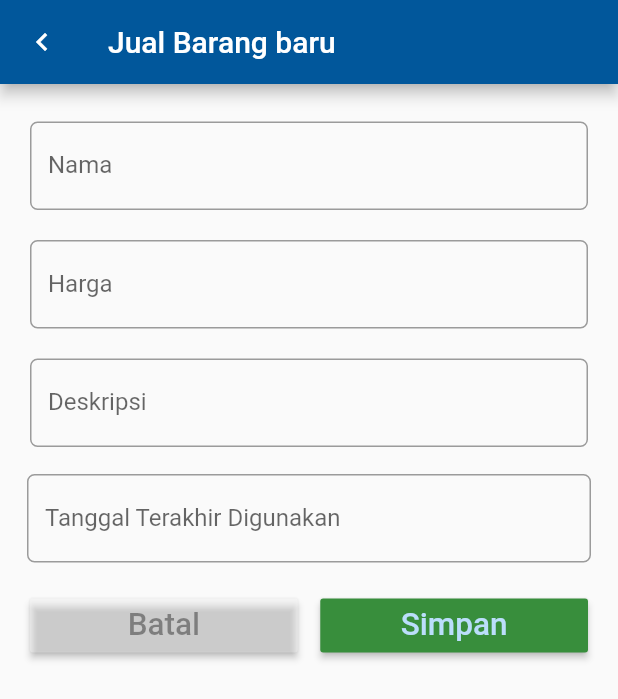
After one commit to Dwiutamaa/Latihan2, a Flutter app: the Home screen opened directly, after a tap on the "add shopping cart" icon, on a phone screen of 412 x 824 dp. The commit adds this screen. Shown: the top 699 px of the screen. Run offline on Flutter 3.47's test engine with Material 2 defaults, Android fonts, the phone set to English and light mode, and no system bars; drawn by our look-alikes of datetime_picker_formfield; our stand-ins replace sqflite; missing offline and left inert: dart:html; accounts and stored records are empty.

Commit message:
Add files via upload

```diff
--- a/lib/drawer_app.dart
+++ b/lib/drawer_app.dart
@@ -1,3 +1,5 @@
+import 'dart:html';
+
 import 'package:flutter/material.dart';
 import 'detail_about.dart'as detail;
 
@@ -37,7 +39,7 @@ class Menudrawer extends StatelessWidget {
                 builder: (BuildContext context) => detail.DetailMenu(
                   nama: "Tentang Aplikasi Penjualan Minuman",
                   deskripsi:
-                       "Aplikasi ini berfungsi sebagai media yang mempermudah pengguna dalam memilih, maupum memesan hotel, dengan menampilkan rating dan lokasi hotel-hotel didalam apliksai ini",
+                      "Lorem Ipsum is simply dummy text of the printing and typesetting industry. Lorem Ipsum has been the industry's standard dummy text ever since the 1500s, when an unknown printer took a galley of type and scrambled it to make a type specimen book. It has survived not only five centuries, but also the leap into electronic typesetting, remaining essentially unchanged. It was popularised in the 1960s with the release of Letraset sheets containing Lorem Ipsum passages, and more recently with desktop publishing software like Aldus PageMaker including versions of Lorem Ipsum. ",
                   gambar: "about.png",
                 ),
               ));
--- a/lib/main.dart
+++ b/lib/main.dart
@@ -43,7 +43,7 @@ class _MyAppState extends State<MyApp> with SingleTickerProviderStateMixin {
       bottomNavigationBar: new Material(
         color: Colors.lightBlue[900],
         child: new TabBar(controller: controller, tabs: <Widget>[
-          // widget tabs dapat mengisi isi tabsnya
+          // widget tabs biar bisa ngisiin isi tabnya
           new Tab(icon: new Icon(Icons.menu)),
         ]),
       ),
--- /dev/null
+++ b/lib/models/penjualan.dart
@@ -0,0 +1,47 @@
+class Penjualan {
+  Penjualan(this._nama, this._keterangan, this._tanggal, this._jumlah);
+
+  int _id;
+  String _nama, _keterangan, _tanggal;
+  String _jumlah;
+
+  Penjualan.fromMap(Map<String, dynamic> map) {
+    this._id = map['id'];
+    this._nama = map['nama'].toString();
+    this._keterangan = map['keterangan'].toString();
+    this._tanggal = map['tanggal'].toString();
+    this._jumlah = map['jumlah'].toString();
+  }
+
+  int get id => _id;
+  String get nama => _nama;
+  String get keterangan => _keterangan;
+  String get tanggal => _tanggal;
+  String get jumlah => _jumlah;
+
+  set nama(String value) {
+    _nama = value;
+  }
+
+  set keterangan(String value) {
+    _keterangan = value;
+  }
+
+  set tanggal(String value) {
+    _tanggal = value;
+  }
+
+  set jumlah(String value) {
+    _jumlah = value;
+  }
+
+  Map<String, dynamic> toMap() {
+    Map<String, dynamic> map = Map<String, dynamic>();
+    map['id'] = this._id;
+    map['nama'] = nama;
+    map['keterangan'] = keterangan;
+    map['tanggal'] = tanggal;
+    map['jumlah'] = jumlah;
+    return map;
+  }
+}
--- /dev/null
+++ b/lib/ui/home.dart
@@ -0,0 +1,124 @@
+import 'package:flutter/material.dart';
+import 'package:flutter_dwi2/ui/inputpenjualan.dart';
+import 'package:flutter_dwi2/models/penjualan.dart';
+import 'package:flutter_dwi2/helpers/dbhelper.dart';
+import 'package:sqflite/sqflite.dart';
+import 'dart:async';
+
+class Home extends StatefulWidget {
+  @override
+  _HomeState createState() => _HomeState();
+}
+
+class _HomeState extends State<Home> {
+  DbHelper dbHelper = DbHelper();
+  int count = 0;
+  List<Penjualan> penjualanList;
+
+  @override
+  Widget build(BuildContext context) {
+    if (penjualanList == null) {
+      penjualanList = List<Penjualan>();
+    }
+    return Scaffold(
+      appBar: AppBar(
+        title: Text("Penjualan Anda"),
+      ),
+      body: createListView(),
+      floatingActionButton: FloatingActionButton(
+          child: Icon(Icons.add_shopping_cart),
+          tooltip: 'Tambah Penjualan',
+          onPressed: () async {
+            var penjualan = await navigateToEntryForm(context, null);
+            if (penjualan != null) {
+              addPenjualan(penjualan);
+            }
+          }),
+    );
+  }
+
+  Future<Penjualan> navigateToEntryForm(
+      BuildContext context, Penjualan penjualan) async {
+    var result = await Navigator.push(context,
+        MaterialPageRoute(builder: (BuildContext context) {
+      return InputPenjualan(penjualan);
+    }));
+    return result;
+  }
+
+  ListView createListView() {
+    TextStyle textStyle = Theme.of(context).textTheme.subhead;
+    return ListView.builder(
+      itemCount: count,
+      itemBuilder: (BuildContext context, int index) {
+        return Card(
+          color: Colors.white,
+          elevation: 2.0,
+          child: ListTile(
+            leading: CircleAvatar(
+              backgroundColor: Colors.lightGreen[300],
+              child: Icon(Icons.attach_file),
+            ),
+            title: Text(
+              this.penjualanList[index].nama,
+              style: textStyle,
+            ),
+            subtitle: Row(
+              children: <Widget>[
+                Text("Rp " + this.penjualanList[index].jumlah),
+                Text(" | " + this.penjualanList[index].tanggal)
+              ],
+            ),
+            trailing: GestureDetector(
+              child: Icon(Icons.delete),
+              onTap: () {
+                deletePenjualan(penjualanList[index]);
+              },
+            ),
+            onTap: () async {
+              var penjualan =
+                  await navigateToEntryForm(context, this.penjualanList[index]);
+              if (penjualan != null) {
+                editPenjualan(penjualan);
+              }
+            },
+          ),
+        );
+      },
+    );
+  }
+
+  void addPenjualan(Penjualan object) async {
+    int result = await dbHelper.insert(object);
+    if (result > 0) {
+      updateListView();
+    }
+  }
+
+  void editPenjualan(Penjualan object) async {
+    int result = await dbHelper.insert(object);
+    if (result > 0) {
+      updateListView();
+    }
+  }
+
+  void deletePenjualan(Penjualan object) async {
+    int result = await dbHelper.delete(object.id);
+    if (result > 0) {
+      updateListView();
+    }
+  }
+
+  void updateListView() {
+    final Future<Database> dbFuture = dbHelper.initDb();
+    dbFuture.then((database) {
+      Future<List<Penjualan>> penjualanListFuture = dbHelper.getPenjualanList();
+      penjualanListFuture.then((penjualanList) {
+        setState(() {
+          this.penjualanList = penjualanList;
+          this.count = penjualanList.length;
+        });
+      });
+    });
+  }
+}
--- /dev/null
+++ b/lib/ui/inputpenjualan.dart
@@ -0,0 +1,148 @@
+import 'package:flutter/material.dart';
+import 'package:flutter_dwi2/models/penjualan.dart';
+import 'package:datetime_picker_formfield/datetime_picker_formfield.dart';
+import 'package:intl/intl.dart';
+
+class InputPenjualan extends StatefulWidget {
+  final Penjualan penjualan;
+  InputPenjualan(this.penjualan);
+  @override
+  _InputPenjualanState createState() => _InputPenjualanState(this.penjualan);
+}
+
+class _InputPenjualanState extends State<InputPenjualan> {
+  Penjualan penjualan;
+  _InputPenjualanState(this.penjualan);
+  TextEditingController namaController = TextEditingController();
+  TextEditingController keteranganController = TextEditingController();
+  TextEditingController jumlahController = TextEditingController();
+  TextEditingController tanggalController = TextEditingController();
+  final format = DateFormat('dd/MM/yyyy');
+  @override
+  Widget build(BuildContext context) {
+    if (penjualan != null) {
+      namaController.text = penjualan.nama;
+      keteranganController.text = penjualan.keterangan;
+      tanggalController.text = penjualan.tanggal;
+      jumlahController.text = penjualan.jumlah;
+    }
+    return Scaffold(
+      appBar: AppBar(
+        title: penjualan == null
+            ? Text("Jual Barang baru")
+            : Text("Update Barang"),
+        leading: Icon(Icons.keyboard_arrow_left),
+      ),
+      body: Padding(
+        padding: EdgeInsets.only(top: 15, left: 10, right: 10),
+        child: ListView(
+          children: <Widget>[
+            Padding(
+              padding: EdgeInsets.all(10),
+              child: TextField(
+                controller: namaController,
+                keyboardType: TextInputType.text,
+                decoration: InputDecoration(
+                    labelText: "Nama",
+                    border: OutlineInputBorder(
+                        borderRadius: BorderRadius.circular(5))),
+                onChanged: (value) {},
+              ),
+            ),
+            Padding(
+              padding: EdgeInsets.all(10),
+              child: TextField(
+                controller: jumlahController,
+                keyboardType: TextInputType.number,
+                decoration: InputDecoration(
+                    labelText: "Harga",
+                    border: OutlineInputBorder(
+                        borderRadius: BorderRadius.circular(5))),
+                onChanged: (value) {},
+              ),
+            ),
+            Padding(
+              padding: EdgeInsets.all(10),
+              child: TextField(
+                controller: keteranganController,
+                keyboardType: TextInputType.text,
+                decoration: InputDecoration(
+                    labelText: "Deskripsi",
+                    border: OutlineInputBorder(
+                        borderRadius: BorderRadius.circular(5))),
+                onChanged: (value) {},
+              ),
+            ),
+            Padding(
+              padding: const EdgeInsets.all(8.0),
+              child: Column(
+                children: <Widget>[
+                  DateTimeField(
+                    controller: tanggalController,
+                    format: format,
+                    onShowPicker: (context, currentValue) {
+                      return showDatePicker(
+                          context: context,
+                          initialDate: currentValue ?? DateTime.now(),
+                          firstDate: DateTime(1945),
+                          lastDate: DateTime(2040));
+                    },
+                    decoration: InputDecoration(
+                        labelText: "Tanggal Terakhir Digunakan",
+                        border: OutlineInputBorder(
+                            borderRadius: BorderRadius.circular(5))),
+                  )
+                ],
+              ),
+            ),
+            Padding(
+              padding: EdgeInsets.all(10),
+              child: Row(
+                children: <Widget>[
+                  Expanded(
+                      child: RaisedButton(
+                    color: Colors.white30,
+                    textColor: Colors.black38,
+                    child: Text(
+                      "Batal",
+                      textScaleFactor: 1.5,
+                    ),
+                    onPressed: () {
+                      Navigator.pop(context);
+                    },
+                  )),
+                  Container(
+                    width: 15,
+                  ),
+                  Expanded(
+                      child: RaisedButton(
+                          color: Colors.green[700],
+                          textColor: Theme.of(context).primaryColorLight,
+                          child: Text(
+                            "Simpan",
+                            textScaleFactor: 1.5,
+                          ),
+                          onPressed: () {
+                            if (penjualan == null) {
+                              penjualan = Penjualan(
+                                  namaController.text,
+                                  keteranganController.text,
+                                  tanggalController.text,
+                                  jumlahController.text);
+                            } else {
+                              penjualan.nama = namaController.text;
+                              penjualan.keterangan = keteranganController.text;
+                              penjualan.tanggal = tanggalController.text;
+                              penjualan.jumlah = jumlahController.text;
+                            }
+                            Navigator.pop(context, penjualan);
+                          })),
+                ],
+              ),
+            )
+          ],
+        ),
+      ),
+    );
+  }
+}
--- a/pubspec.yaml
+++ b/pubspec.yaml
@@ -23,6 +23,12 @@ environment:
 dependencies:
   flutter:
     sdk: flutter
+#untuk sqllite
+  sqflite : any
+  path_provider : any
+ #untuk datepicker form input
+  intl : ^0.15.7
+  datetime_picker_formfield : ^1.0.0
 
 
   # The following adds the Cupertino Icons font to your application.
```
Also changed, not shown: lib/dashboard_app.dart (+19 -14 lines), lib/helpers/dbhelper.dart (added, +78 -0 lines), pubspec.lock, 3 other files.
